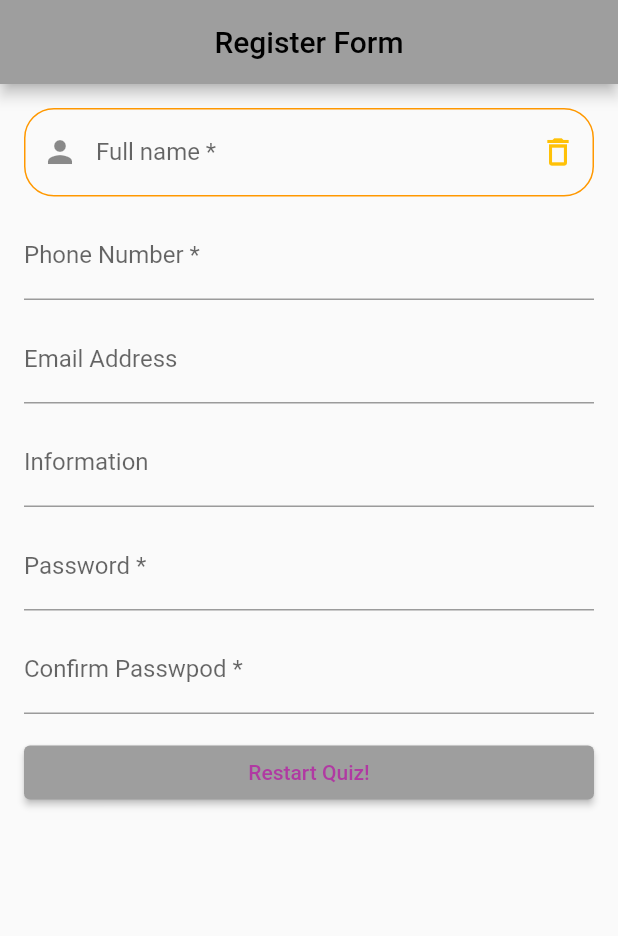
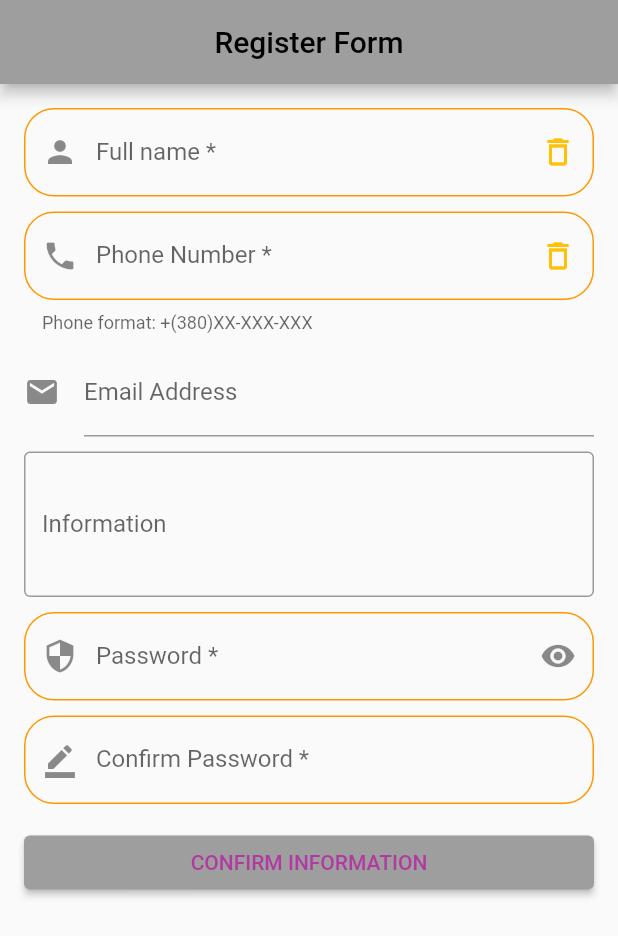
Before and after one commit to LVRV11/users, a Flutter app: the screen it shows after launch, on a phone screen of 412 x 824 dp. Shown: the top 936 px of the screen. Run offline on Flutter 3.47's test engine with Material 2 defaults, Android fonts, the phone set to English and light mode, and no system bars.

```diff
--- a/lib/pages/register_form_page.dart
+++ b/lib/pages/register_form_page.dart
@@ -1,4 +1,5 @@
 import 'package:flutter/material.dart';
+import 'package:flutter/services.dart';
 
 class RegisterFormPage extends StatefulWidget {
   const RegisterFormPage({Key? key}) : super(key: key);
@@ -29,36 +30,88 @@ class _RegisterFormPageState extends State<RegisterFormPage> {
                   color: Colors.amber,
                 ),
                 enabledBorder: OutlineInputBorder(
-                    borderRadius: BorderRadius.all(Radius.circular(20)),
-                    borderSide: BorderSide(color: Colors.orange)),
+                  borderRadius: BorderRadius.all(Radius.circular(20)),
+                  borderSide: BorderSide(color: Colors.orange),
+                ),
+                focusedBorder: OutlineInputBorder(
+                  borderRadius: BorderRadius.all(Radius.circular(0)),
+                  borderSide: BorderSide(color: Colors.blue, width: 2),
+                ),
               ),
             ),
             const SizedBox(height: 10),
             TextFormField(
-              decoration: const InputDecoration(labelText: 'Phone Number *'),
+              decoration: const InputDecoration(
+                labelText: 'Phone Number *',
+                hintText: 'Only numbers',
+                helperText: 'Phone format: +(380)XX-XXX-XXX',
+                prefixIcon: Icon(Icons.phone),
+                suffixIcon: Icon(
+                  Icons.delete_outlined,
+                  color: Colors.amber,
+                ),
+                enabledBorder: OutlineInputBorder(
+                  borderRadius: BorderRadius.all(Radius.circular(20)),
+                  borderSide: BorderSide(color: Colors.orange),
+                ),
+                focusedBorder: OutlineInputBorder(
+                  borderRadius: BorderRadius.all(Radius.circular(0)),
+                  borderSide: BorderSide(color: Colors.blue, width: 2),
+                ),
+              ),
+              keyboardType: TextInputType.phone,
+              inputFormatters: [
+                FilteringTextInputFormatter.digitsOnly,
+              ],
             ),
             const SizedBox(height: 10),
             TextFormField(
-              decoration: const InputDecoration(labelText: 'Email Address'),
+              decoration: const InputDecoration(
+                labelText: 'Email Address',
+                hintText: 'Enter email address',
+                icon: Icon(Icons.email),
+              ),
+              keyboardType: TextInputType.emailAddress,
             ),
             const SizedBox(height: 10),
             TextFormField(
-              decoration: const InputDecoration(labelText: 'Information'),
+              decoration: const InputDecoration(
+                labelText: 'Information',
+                hintText: 'Write pin code your card =)',
+                border: OutlineInputBorder(),
+              ),
+              maxLines: 3,
             ),
             const SizedBox(height: 10),
             TextFormField(
-              decoration: const InputDecoration(labelText: 'Password *'),
+              decoration: const InputDecoration(
+                labelText: 'Password *',
+                hintText: 'Enter the Password',
+                prefixIcon: Icon(Icons.security),
+                suffixIcon: Icon(Icons.visibility),
+                enabledBorder: OutlineInputBorder(
+                  borderRadius: BorderRadius.all(Radius.circular(20)),
+                  borderSide: BorderSide(color: Colors.orange),
+                ),
+              ),
             ),
             const SizedBox(height: 10),
             TextFormField(
-              decoration:
-                  const InputDecoration(labelText: 'Confirm Passwpod *'),
+              decoration: const InputDecoration(
+                labelText: 'Confirm Password *',
+                hintText: 'Confirm the Password',
+                prefixIcon: Icon(Icons.border_color),
+                enabledBorder: OutlineInputBorder(
+                  borderRadius: BorderRadius.all(Radius.circular(20)),
+                  borderSide: BorderSide(color: Colors.orange),
+                ),
+              ),
             ),
             const SizedBox(height: 15),
             ElevatedButton(
               onPressed: () {},
               child: const Text(
-                'Restart Quiz!',
+                'CONFIRM INFORMATION',
                 style: TextStyle(color: Color.fromARGB(255, 176, 58, 162)),
               ),
             ),
```
